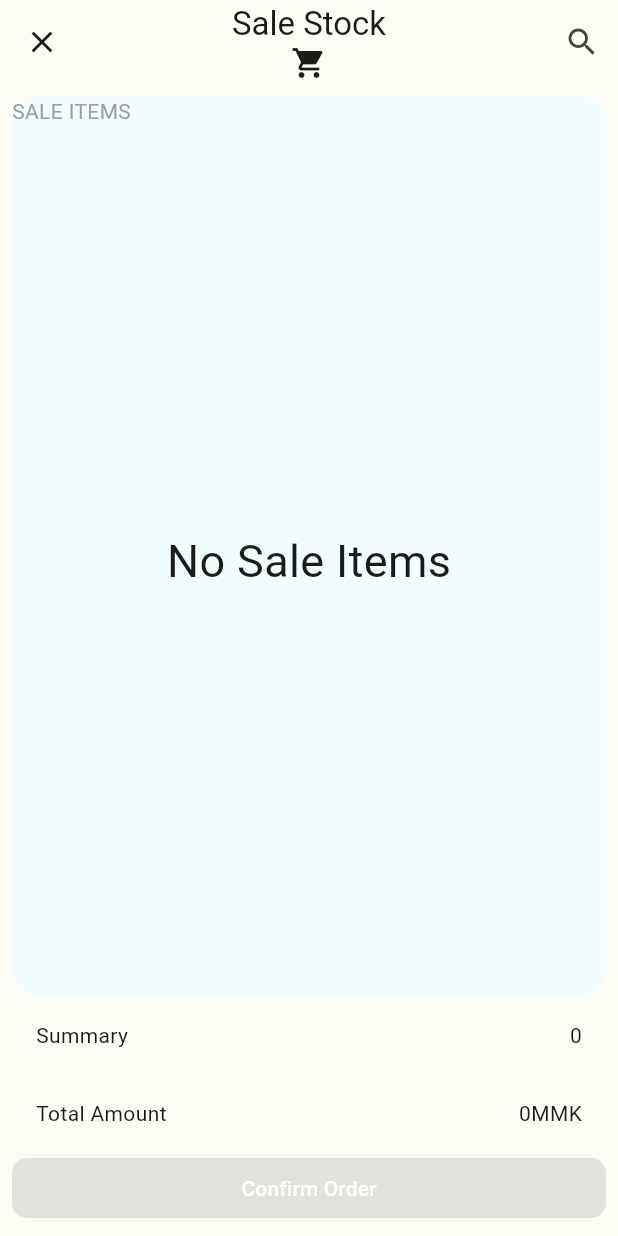
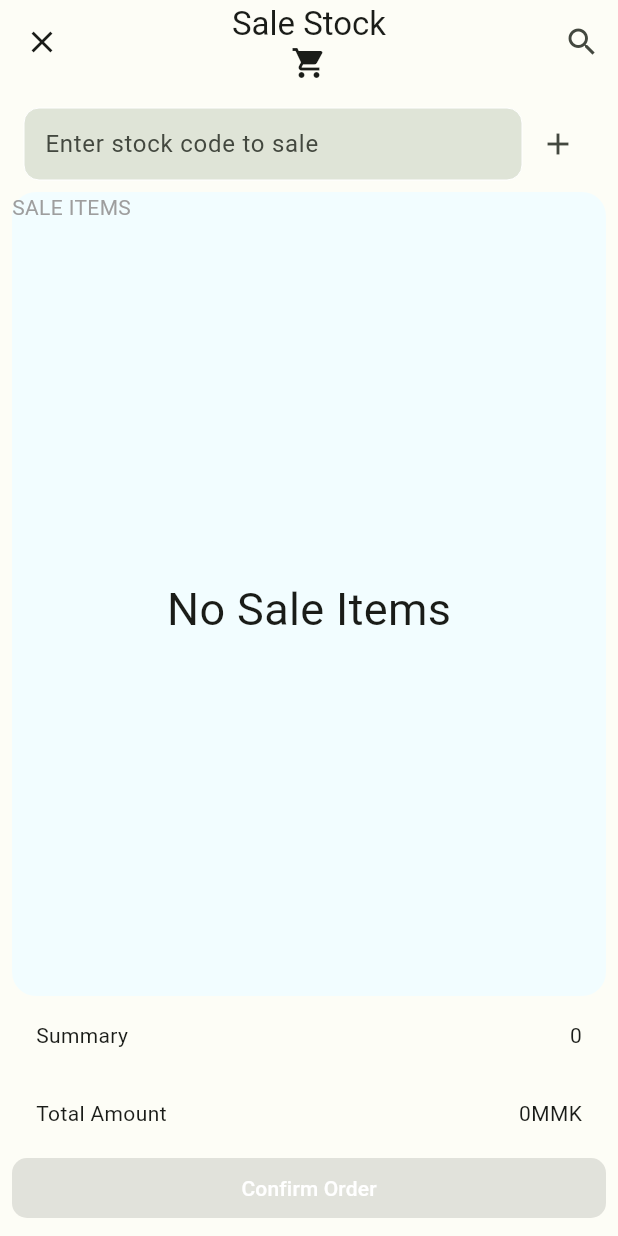
Before and after one commit to NayZinHtoo/stock_order, a Flutter app: the StockOrderCartScreen screen opened directly, on a phone screen of 412 x 824 dp. Run offline on Flutter 3.47's test engine with Material 2 defaults, Android fonts, the light colour scheme and no system bars; our stand-ins replace chips_choice, fluttertoast, image_picker, sqflite; accounts and stored records are empty.

Commit message:
search field in new sale

```diff
--- a/lib/screens/stock_order_cart_screen.dart
+++ b/lib/screens/stock_order_cart_screen.dart
@@ -1,10 +1,12 @@
 import 'package:flutter/material.dart';
 import 'package:fluttertoast/fluttertoast.dart';
 import 'package:provider/provider.dart';
+import 'package:stock_pos/models/stock_item.dart';
 import 'package:stock_pos/providers/stock_item_provider.dart';
 import 'package:stock_pos/providers/stock_order_provider.dart';
 import 'package:stock_pos/screens/custom_search_delegate.dart';
 import 'package:stock_pos/screens/order_payment_screen.dart';
+import '../models/stock_detail.dart';
 import '../models/stock_header.dart';
 import '../utils/constant.dart';
 
@@ -24,27 +26,35 @@ class _StockOrderCartScreenState extends State<StockOrderCartScreen> {
   late StockOrderProvider stockOrderProvider;
   late StockProvider stockProvider;
   late StockHeader stockHeader;
+  late TextEditingController _stockCodeController;
+
+  List<StockItem> stockItemList = [];
 
   late double _totalAmount = 0.0;
   late String _parentId = '';
   late int _slipNo = 0;
 
-  //late List<StockDetail> previousStockDetailList;
-  //late List<StockDetail> removedStockDetailList;
-
   @override
   void initState() {
+    _stockCodeController = TextEditingController();
     stockOrderProvider =
         Provider.of<StockOrderProvider>(context, listen: false);
     stockProvider = Provider.of<StockProvider>(context, listen: false);
-    stockProvider.getStockItem();
+
+    Future.delayed(Duration.zero, () async {
+      await _getStockItemList();
+    });
     if (widget.syskey.isNotEmpty) {
       stockOrderProvider.getStockOrderDetilList(widget.syskey);
       _parentId = widget.syskey;
       _slipNo = widget.slipNo!;
-      //previousStockDetailList = stockOrderProvider.stockDetailList;
     }
     super.initState();
+  }
+
+  Future<void> _getStockItemList() async {
+    stockItemList = await stockProvider.getStockItem();
+    setState(() {});
   }
 
   void showToast() {
@@ -117,6 +127,60 @@ class _StockOrderCartScreenState extends State<StockOrderCartScreen> {
           mainAxisAlignment: MainAxisAlignment.center,
           crossAxisAlignment: CrossAxisAlignment.center,
           children: [
+            Container(
+              padding: const EdgeInsets.all(8.0),
+              child: Row(
+                mainAxisAlignment: MainAxisAlignment.spaceBetween,
+                crossAxisAlignment: CrossAxisAlignment.start,
+                mainAxisSize: MainAxisSize.min,
+                children: [
+                  Flexible(
+                    flex: 1,
+                    child: TextFormField(
+                      controller: _stockCodeController,
+                      keyboardType: TextInputType.number,
+                      decoration: const InputDecoration(
+                        border: InputBorder.none,
+                        contentPadding: EdgeInsets.fromLTRB(10, 10, 10, 0),
+                        hintText: 'Enter stock code to sale',
+                      ),
+                    ),
+                  ),
+                  IconButton(
+                      onPressed: () {
+                        if (_stockCodeController.text.isNotEmpty) {
+                          StockItem? stockItem;
+                          int index = stockItemList.indexWhere((stockItem) =>
+                              stockItem.id ==
+                              int.parse(_stockCodeController.text));
+
+                          if (index >= 0) {
+                            stockItem = stockItemList[index];
+                            var syskey = generatesyskey();
+                            final StockDetail stockDetail = StockDetail(
+                                syskey: syskey,
+                                stkId: stockItem.id,
+                                stkName: stockItem.name,
+                                qty: 1,
+                                stkprice: stockItem.price,
+                                amount: stockItem.price,
+                                status: 0);
+                            stockOrderProvider.addStockOrderItem(stockDetail);
+                            _stockCodeController.text = '';
+                          } else {
+                            Fluttertoast.showToast(
+                                msg: 'Stock item not found',
+                                toastLength: Toast.LENGTH_SHORT,
+                                gravity: ToastGravity.BOTTOM,
+                                backgroundColor: Colors.black,
+                                textColor: Colors.white);
+                          }
+                        }
+                      },
+                      icon: const Icon(Icons.add))
+                ],
+              ),
+            ),
             Expanded(
               child: Container(
                 decoration: BoxDecoration(
@@ -124,8 +188,6 @@ class _StockOrderCartScreenState extends State<StockOrderCartScreen> {
                     borderRadius: BorderRadius.circular(16)),
                 height: double.maxFinite,
                 width: double.maxFinite,
-                //padding: const EdgeInsets.all(8.0),
-                //margin: const EdgeInsets.all(8.0),
                 child: Column(
                   mainAxisAlignment: MainAxisAlignment.center,
                   crossAxisAlignment: CrossAxisAlignment.start,
```
